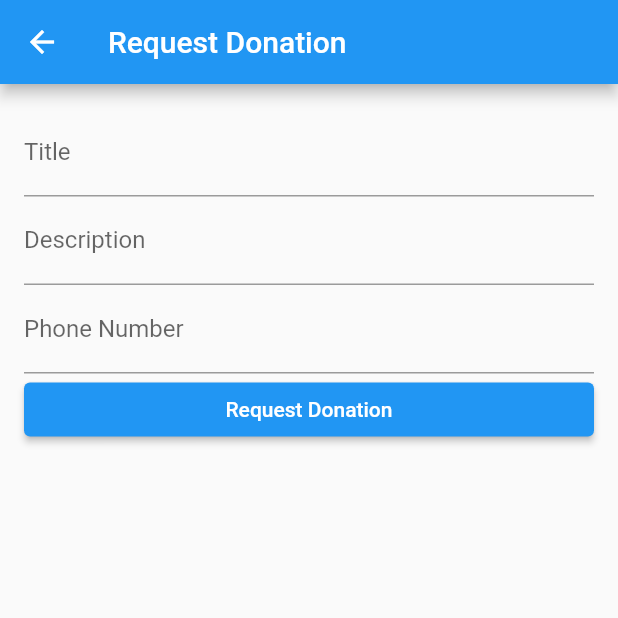
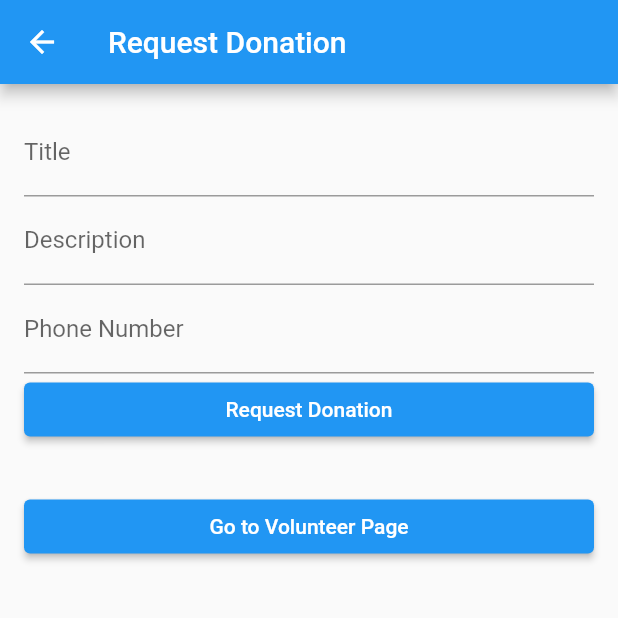
Before and after one commit to Droxinia/EDD, a Flutter app: the DonationRequestPage screen opened directly, on a phone screen of 412 x 824 dp, the top half of it. Run offline on Flutter 3.47's test engine with Material 2 defaults, Android fonts, the phone set to English and light mode, and no system bars; our stand-ins replace cloud_firestore, easy_localization, firebase_auth, firebase_core, firebase_storage, floating_bottom_navigation_bar and 3 more; missing offline and left inert: animated_button, dart:ffi; accounts and stored records are empty; network calls fail.

Commit message:
Voluntary update

```diff
--- a/lib/Screens/Voluntary.dart
+++ b/lib/Screens/Voluntary.dart
@@ -2,7 +2,10 @@ import 'package:flutter/material.dart';
 import 'package:cloud_firestore/cloud_firestore.dart';
 
 class DonationRequestPage extends StatefulWidget {
+  const DonationRequestPage({super.key});
+
   @override
+  // ignore: library_private_types_in_public_api
   _DonationRequestPageState createState() => _DonationRequestPageState();
 }
 
@@ -11,7 +14,7 @@ class _DonationRequestPageState extends State<DonationRequestPage> {
   final _titleController = TextEditingController();
   final _descriptionController = TextEditingController();
   final _phoneController = TextEditingController();
-  String _imageUrl = '';
+  final String _imageUrl = '';
   late DateTime _requestTime;
 
   @override
@@ -42,6 +45,7 @@ class _DonationRequestPageState extends State<DonationRequestPage> {
         'requestTime': _requestTime,
       });
 
+      // ignore: use_build_context_synchronously
       Navigator.pop(context);
     }
   }
@@ -50,7 +54,7 @@ class _DonationRequestPageState extends State<DonationRequestPage> {
   Widget build(BuildContext context) {
     return Scaffold(
       appBar: AppBar(
-        title: Text('Request Donation'),
+        title: const Text('Request Donation'),
       ),
       body: Padding(
         padding: const EdgeInsets.all(16.0),
@@ -60,7 +64,7 @@ class _DonationRequestPageState extends State<DonationRequestPage> {
             children: [
               TextFormField(
                 controller: _titleController,
-                decoration: InputDecoration(
+                decoration: const InputDecoration(
                   labelText: 'Title',
                 ),
                 validator: (value) {
@@ -72,7 +76,7 @@ class _DonationRequestPageState extends State<DonationRequestPage> {
               ),
               TextFormField(
                 controller: _descriptionController,
-                decoration: InputDecoration(
+                decoration: const InputDecoration(
                   labelText: 'Description',
                 ),
                 validator: (value) {
@@ -84,7 +88,7 @@ class _DonationRequestPageState extends State<DonationRequestPage> {
               ),
               TextFormField(
                 controller: _phoneController,
-                decoration: InputDecoration(
+                decoration: const InputDecoration(
                   labelText: 'Phone Number',
                 ),
                 validator: (value) {
@@ -96,8 +100,20 @@ class _DonationRequestPageState extends State<DonationRequestPage> {
               ),
               ElevatedButton(
                 onPressed: _submitForm,
-                child: Text('Request Donation'),
+                child: const Text('Request Donation'),
               ),
+              const SizedBox(
+                height: 30,
+              ),
+              ElevatedButton(
+                onPressed: () {
+                  Navigator.push(
+                    context,
+                    MaterialPageRoute(builder: (context) => VolunteerPage()),
+                  );
+                },
+                child: const Text('Go to Volunteer Page'),
+              )
             ],
           ),
         ),
@@ -107,17 +123,19 @@ class _DonationRequestPageState extends State<DonationRequestPage> {
 }
 
 class VolunteerPage extends StatelessWidget {
+  const VolunteerPage({super.key});
+
   @override
   Widget build(BuildContext context) {
     return Scaffold(
       appBar: AppBar(
-        title: Text('Volunteer'),
+        title: const Text('Volunteer'),
       ),
       body: StreamBuilder<QuerySnapshot>(
         stream: FirebaseFirestore.instance.collection('volunteers').snapshots(),
         builder: (context, snapshot) {
           if (!snapshot.hasData) {
-            return Center(
+            return const Center(
               child: CircularProgressIndicator(),
             );
           }
@@ -138,12 +156,12 @@ class VolunteerPage extends StatelessWidget {
                 leading: imageUrl != null ? Image.network(imageUrl) : null,
                 title: Text(
                   title,
-                  style: TextStyle(
+                  style: const TextStyle(
                     fontWeight: FontWeight.bold,
                   ),
                 ),
                 subtitle: Text(requestTime.toString()),
-                trailing: Icon(Icons.arrow_forward),
+                trailing: const Icon(Icons.arrow_forward),
                 onTap: () {
                   Navigator.push(
                     context,
@@ -190,22 +208,22 @@ class DonationDetailsPage extends StatelessWidget {
                 children: [
                   Text(
                     title,
-                    style: TextStyle(
+                    style: const TextStyle(
                       fontSize: 24,
                       fontWeight: FontWeight.bold,
                     ),
                   ),
-                  SizedBox(height: 16),
+                  const SizedBox(height: 16),
                   Text(
                     description,
-                    style: TextStyle(
+                    style: const TextStyle(
                       fontSize: 18,
                     ),
                   ),
-                  SizedBox(height: 16),
+                  const SizedBox(height: 16),
                   Text(
                     'Phone: $phone',
-                    style: TextStyle(
+                    style: const TextStyle(
                       fontSize: 18,
                     ),
                   ),
```
